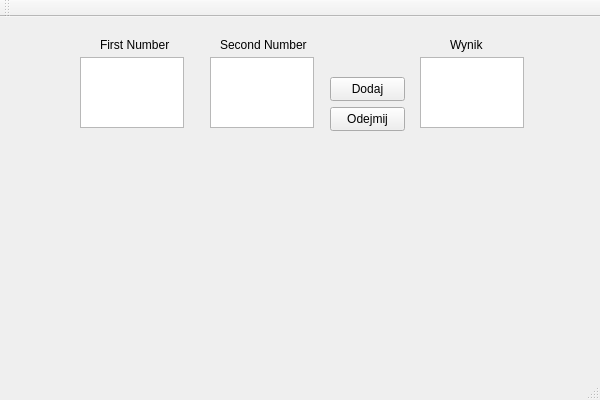
First picture: the form in Langner_Laskowski_Projekt.ui, repository Mangner/Langner_Laskowski_Projekt, before the edit.
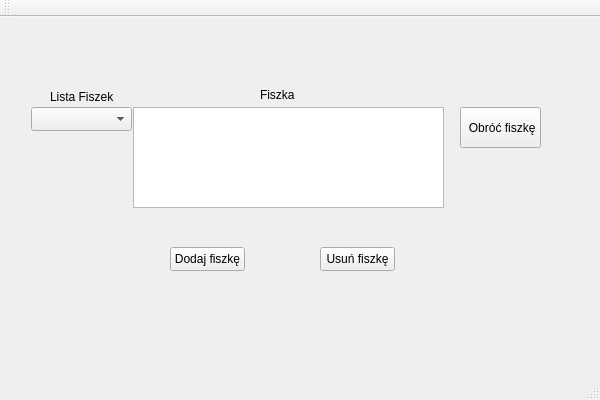
Second picture: the form after the edit.

Commit message: pierwszy commit - podstawa fiszki (do zrobienia komunikaty przy dodaniu, usunieciu fiszki + QListWidget z ComboBoxa (loop), dodanie metody edycji fiszki

Patch:
```diff
--- a/Langner_Laskowski_Projekt.ui
+++ b/Langner_Laskowski_Projekt.ui
@@ -17,96 +17,86 @@
    <widget class="QPushButton" name="add_Button">
     <property name="geometry">
      <rect>
-      <x>330</x>
-      <y>60</y>
+      <x>170</x>
+      <y>230</y>
       <width>75</width>
       <height>24</height>
      </rect>
     </property>
     <property name="text">
-     <string>Dodaj</string>
+     <string>Dodaj fiszkę</string>
     </property>
    </widget>
-   <widget class="QTextEdit" name="enter_A">
+   <widget class="QLabel" name="fishka_Label">
     <property name="geometry">
      <rect>
-      <x>80</x>
-      <y>40</y>
-      <width>104</width>
-      <height>71</height>
-     </rect>
-    </property>
-   </widget>
-   <widget class="QTextEdit" name="enter_B">
-    <property name="geometry">
-     <rect>
-      <x>210</x>
-      <y>40</y>
-      <width>104</width>
-      <height>71</height>
-     </rect>
-    </property>
-   </widget>
-   <widget class="QLabel" name="result_Label">
-    <property name="geometry">
-     <rect>
-      <x>450</x>
-      <y>20</y>
+      <x>260</x>
+      <y>70</y>
       <width>49</width>
       <height>16</height>
      </rect>
     </property>
     <property name="text">
-     <string>Wynik</string>
+     <string>Fiszka</string>
     </property>
    </widget>
    <widget class="QTextEdit" name="result_Box">
     <property name="geometry">
      <rect>
-      <x>420</x>
-      <y>40</y>
-      <width>104</width>
-      <height>71</height>
+      <x>133</x>
+      <y>90</y>
+      <width>311</width>
+      <height>101</height>
      </rect>
     </property>
    </widget>
-   <widget class="QLabel" name="first_number_label">
+   <widget class="QPushButton" name="subb_Fishka_Button">
     <property name="geometry">
      <rect>
-      <x>100</x>
-      <y>20</y>
+      <x>320</x>
+      <y>230</y>
+      <width>75</width>
+      <height>24</height>
+     </rect>
+    </property>
+    <property name="text">
+     <string>Usuń fiszkę</string>
+    </property>
+   </widget>
+   <widget class="QPushButton" name="flip_Fishka_Button">
+    <property name="geometry">
+     <rect>
+      <x>460</x>
+      <y>90</y>
+      <width>81</width>
+      <height>41</height>
+     </rect>
+    </property>
+    <property name="text">
+     <string> Obróć fiszkę</string>
+    </property>
+   </widget>
+   <widget class="QComboBox" name="Fishka_list_Box">
+    <property name="geometry">
+     <rect>
+      <x>31</x>
+      <y>90</y>
+      <width>101</width>
+      <height>24</height>
+     </rect>
+    </property>
+   </widget>
+   <widget class="QLabel" name="fishcard_List_Label">
+    <property name="geometry">
+     <rect>
+      <x>50</x>
+      <y>70</y>
       <width>71</width>
-      <height>16</height>
+      <height>20</height>
      </rect>
     </property>
     <property name="text">
-     <string>First Number</string>
-    </property>
-   </widget>
-   <widget class="QLabel" name="second_number_label">
-    <property name="geometry">
-     <rect>
-      <x>220</x>
-      <y>20</y>
-      <width>91</width>
-      <height>16</height>
-     </rect>
-    </property>
-    <property name="text">
-     <string>Second Number</string>
-    </property>
-   </widget>
-   <widget class="QPushButton" name="subb_Button">
-    <property name="geometry">
-     <rect>
-      <x>330</x>
-      <y>90</y>
-      <width>75</width>
-      <height>24</height>
-     </rect>
-    </property>
-    <property name="text">
-     <string>Odejmij</string>
+     <string>Lista Fiszek</string>
     </property>
    </widget>
   </widget>
```
Left out of the diff: 52 changed lines with no effect on the pictures. The commit also changes 5 other files.
